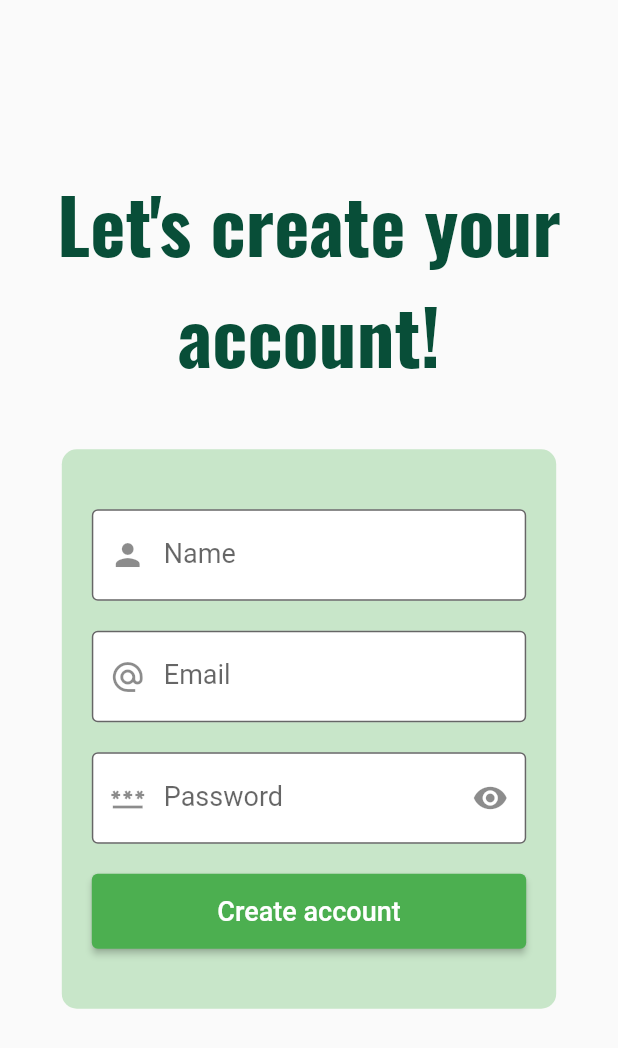
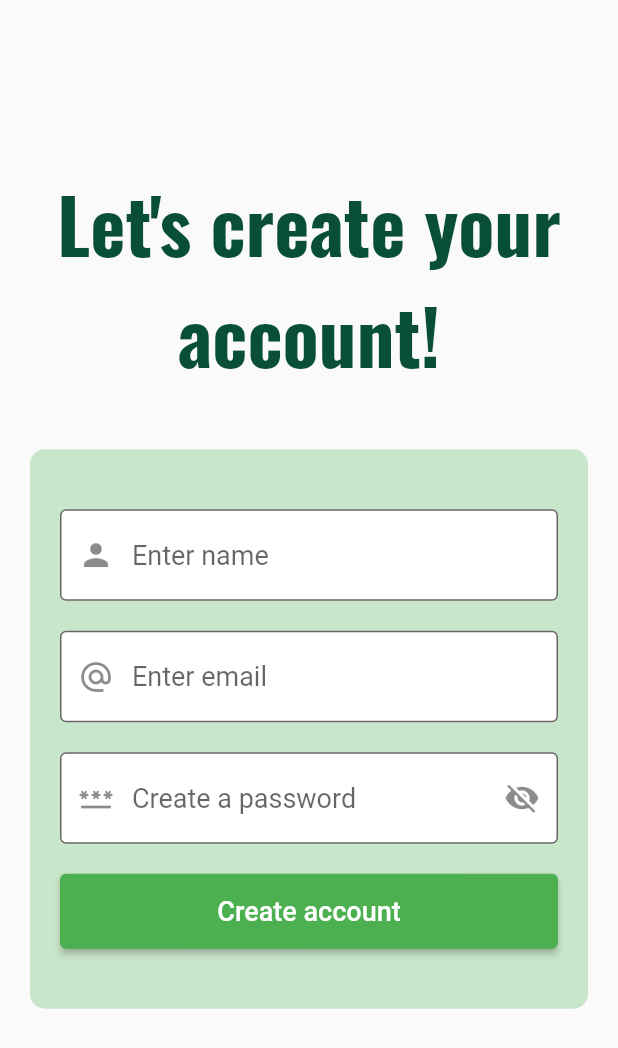
Before and after one commit to Money-Chasers/clover_flutter, a Flutter app: the screen it shows after launch, after a tap on "Don't have an account yet? Register now!", on a phone screen of 412 x 824 dp. Shown: the top 1048 px of the screen. Run offline on Flutter 3.47's test engine with Material 2 defaults, Android fonts, the phone set to English and light mode, and no system bars; our stand-ins replace cloud_firestore, firebase_auth, firebase_core, google_fonts; accounts and stored records are empty; Roboto replaces fonts that are missing (Prompt).

Commit message:
added a splash and register screen

```diff
--- a/lib/main.dart
+++ b/lib/main.dart
@@ -1,8 +1,8 @@
-import 'package:clover_flutter/screens/authentication/intro_screen.dart';
+import 'package:clover_flutter/screens/splash_screen.dart';
 import 'package:firebase_core/firebase_core.dart';
 import 'package:flutter/material.dart';
 
-void main() async{
+void main() async {
   WidgetsFlutterBinding.ensureInitialized();
   await Firebase.initializeApp();
   runApp(const MyApp());
@@ -18,7 +18,7 @@ class MyApp extends StatelessWidget {
       theme: ThemeData(
           primarySwatch: Colors.green,
           primaryColorDark: const Color(0xff084e38)),
-      home: const IntroScreen(),
+      home: const SplashScreen(),
     );
   }
 }
--- a/lib/screens/authentication/register_screen.dart
+++ b/lib/screens/authentication/register_screen.dart
@@ -1,6 +1,6 @@
 import 'package:cloud_firestore/cloud_firestore.dart';
 import 'package:clover_flutter/data_models/user_model.dart';
-import 'package:clover_flutter/screens/main_screen/main_screen.dart';
+import 'package:clover_flutter/screens/authentication/education_screen.dart';
 import 'package:firebase_auth/firebase_auth.dart';
 import 'package:flutter/material.dart';
 import 'package:google_fonts/google_fonts.dart';
@@ -20,7 +20,7 @@ class _RegisterScreenState extends State<RegisterScreen> {
   final _nameFieldController = TextEditingController();
   final _emailFieldController = TextEditingController();
   final _passwordFieldController = TextEditingController();
-  bool _isPasswordVisible = true;
+  bool _isPasswordVisible = false;
 
   bool _checkEmailValid(email) {
     return RegExp(
@@ -39,7 +39,9 @@ class _RegisterScreenState extends State<RegisterScreen> {
   @override
   Widget build(BuildContext context) {
     return Scaffold(
-      body: Center(
+      body: Container(
+        padding: const EdgeInsets.all(20),
+        child: Center(
           child: SingleChildScrollView(
             child: Column(
               children: [
@@ -49,9 +51,7 @@ class _RegisterScreenState extends State<RegisterScreen> {
                     textStyle: TextStyle(
                       fontWeight: FontWeight.bold,
                       fontSize: 50,
-                    color: Theme
-                        .of(context)
-                        .primaryColorDark,
+                      color: Theme.of(context).primaryColorDark,
                     ),
                   ),
                   textAlign: TextAlign.center,
@@ -59,18 +59,14 @@ class _RegisterScreenState extends State<RegisterScreen> {
                 const SizedBox(
                   height: 40,
                 ),
-              FractionallySizedBox(
-                widthFactor: 0.8,
-                child: Container(
+                Container(
                   padding: const EdgeInsets.symmetric(
                     vertical: 40,
                     horizontal: 20,
                   ),
                   decoration: BoxDecoration(
                     borderRadius: BorderRadius.circular(10),
-                    color: Theme
-                        .of(context)
-                        .primaryColorLight,
+                    color: Theme.of(context).primaryColorLight,
                   ),
                   child: Form(
                     key: _formKey,
@@ -78,6 +74,7 @@ class _RegisterScreenState extends State<RegisterScreen> {
                       children: [
                         TextFormField(
                           controller: _nameFieldController,
+                          autofillHints: const [AutofillHints.name],
                           validator: (value) {
                             if (value == null || value.isEmpty) {
                               return "This field is required!";
@@ -88,7 +85,7 @@ class _RegisterScreenState extends State<RegisterScreen> {
                             filled: true,
                             fillColor: Colors.white,
                             border: OutlineInputBorder(),
-                            label: Text("Name"),
+                            hintText: "Enter name",
                             prefixIcon: Icon(Icons.person),
                           ),
                           style: GoogleFonts.prompt(
@@ -102,6 +99,7 @@ class _RegisterScreenState extends State<RegisterScreen> {
                         ),
                         TextFormField(
                           controller: _emailFieldController,
+                          autofillHints: const [AutofillHints.email],
                           validator: (value) {
                             if (value == null || value.isEmpty) {
                               return "This field is required!";
@@ -114,7 +112,7 @@ class _RegisterScreenState extends State<RegisterScreen> {
                             filled: true,
                             fillColor: Colors.white,
                             border: OutlineInputBorder(),
-                            label: Text("Email"),
+                            hintText: "Enter email",
                             prefixIcon: Icon(Icons.alternate_email),
                           ),
                           style: GoogleFonts.prompt(
@@ -128,6 +126,7 @@ class _RegisterScreenState extends State<RegisterScreen> {
                         ),
                         TextFormField(
                           controller: _passwordFieldController,
+                          autofillHints: const [AutofillHints.newPassword],
                           obscureText: !_isPasswordVisible,
                           validator: (value) {
                             if (value == null || value.length < 6) {
@@ -139,7 +138,7 @@ class _RegisterScreenState extends State<RegisterScreen> {
                             filled: true,
                             fillColor: Colors.white,
                             border: const OutlineInputBorder(),
-                            label: const Text("Password"),
+                            hintText: "Create a password",
                             prefixIcon: const Icon(Icons.password),
                             suffixIcon: InkWell(
                               child: _isPasswordVisible
@@ -175,22 +174,18 @@ class _RegisterScreenState extends State<RegisterScreen> {
                                       .collection("users")
                                       .where("email", isEqualTo: email)
                                       .get()
-                                      .then((snapshot) =>
-                                  {
+                                      .then((snapshot) => {
                                             if (snapshot.docs.isEmpty)
                                               {
                                                 firestoreInstance
                                                     .collection("users")
-                                            .add(
-                                          UserModel(
+                                                    .add(UserModel(
                                                             name: name,
                                                             email: email,
                                                             password: password,
-                                              education: "0"
-                                          ).toJson(),
-                                        )
-                                            .then((result) =>
-                                        {
+                                                            education: "0")
+                                                        .toJson())
+                                                    .then((result) => {
                                                           authInstance
                                                               .createUserWithEmailAndPassword(
                                                                   email: email,
@@ -201,8 +196,7 @@ class _RegisterScreenState extends State<RegisterScreen> {
                                                                       {
                                                                         Navigator.pushAndRemoveUntil(
                                                                             context,
-                                                    MaterialPageRoute(builder: (
-                                                        context) => const MainScreen()),
+                                                                            MaterialPageRoute(builder: (context) => const EducationScreen()),
                                                                             (e) => false)
                                                                       })
                                                         })
@@ -230,7 +224,6 @@ class _RegisterScreenState extends State<RegisterScreen> {
                     ),
                   ),
                 ),
-              ),
                 const SizedBox(
                   height: 40,
                 ),
@@ -239,6 +232,7 @@ class _RegisterScreenState extends State<RegisterScreen> {
             ),
           ),
         ),
+      ),
     );
   }
 }
--- /dev/null
+++ b/lib/screens/splash_screen.dart
@@ -0,0 +1,61 @@
+import 'dart:async';
+
+import 'package:clover_flutter/screens/authentication/intro_screen.dart';
+import 'package:flutter/material.dart';
+import 'package:google_fonts/google_fonts.dart';
+
+class SplashScreen extends StatefulWidget {
+  const SplashScreen({Key? key}) : super(key: key);
+
+  @override
+  State<SplashScreen> createState() => _SplashScreenState();
+}
+
+class _SplashScreenState extends State<SplashScreen> {
+  late Timer _timer;
+
+  _SplashScreenState() {
+    _timer = Timer(const Duration(milliseconds: 1000), () {
+      Navigator.pushReplacement(
+          context, MaterialPageRoute(builder: (context) => const IntroScreen()));
+    });
+  }
+
+  @override
+  Widget build(BuildContext context) {
+    return Scaffold(
+      body: Container(
+        padding: const EdgeInsets.all(20),
+        child: Center(
+          child: Column(
+            mainAxisAlignment: MainAxisAlignment.center,
+            children: [
+              Image(
+                  image: Image.asset(
+                'assets/images/logo.png',
+                scale: 1.25,
+              ).image),
+              Text(
+                "Clover",
+                style: GoogleFonts.oswald(
+                  textStyle: TextStyle(
+                    fontWeight: FontWeight.bold,
+                    fontSize: 50,
+                    color: Theme.of(context).primaryColorDark,
+                  ),
+                ),
+                textAlign: TextAlign.center,
+              ),
+            ],
+          ),
+        ),
+      ),
+    );
+  }
+
+  @override
+  void dispose() {
+    super.dispose();
+    _timer.cancel();
+  }
+}
--- a/pubspec.yaml
+++ b/pubspec.yaml
@@ -64,6 +64,7 @@ flutter:
   # To add assets to your application, add an assets section, like this:
   assets:
     - assets/images/questions.png
+    - assets/images/logo.png
 
   # An image asset can refer to one or more resolution-specific "variants", see
   # https://flutter.dev/assets-and-images/#resolution-aware.
```
Also changed, not shown: lib/screens/authentication/education_screen.dart (added, +128 -0 lines), lib/screens/authentication/login_screen.dart (+25 -13 lines), assets/images/logo.png (added). Lines whose indentation alone changed are shown as unchanged.
